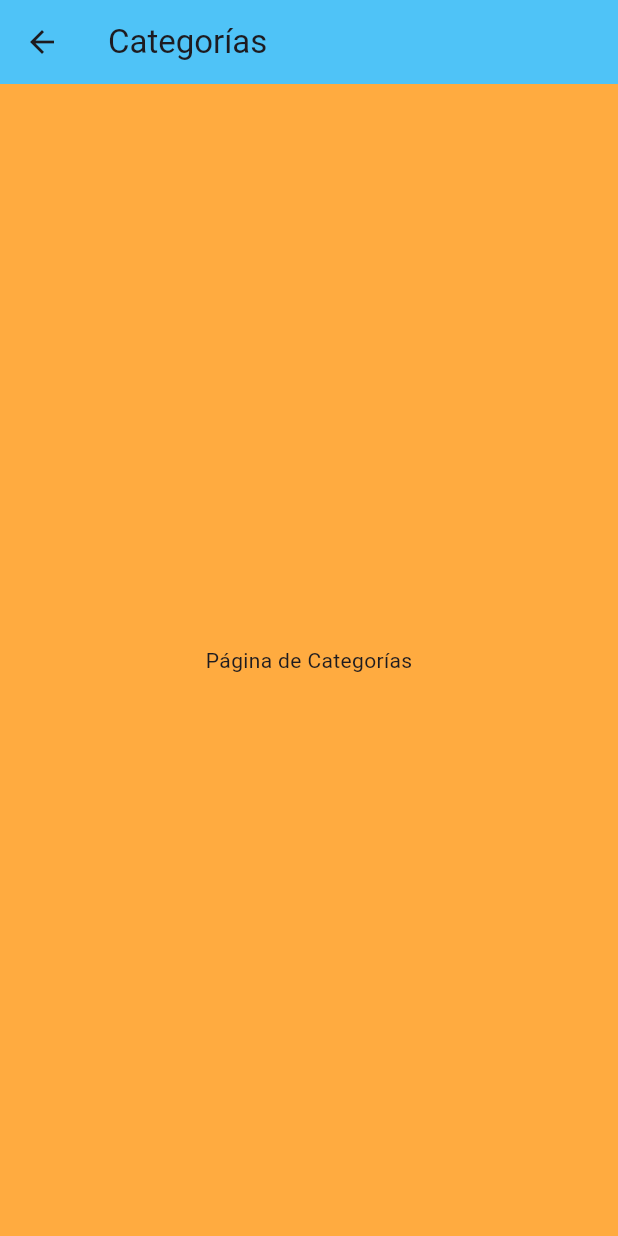
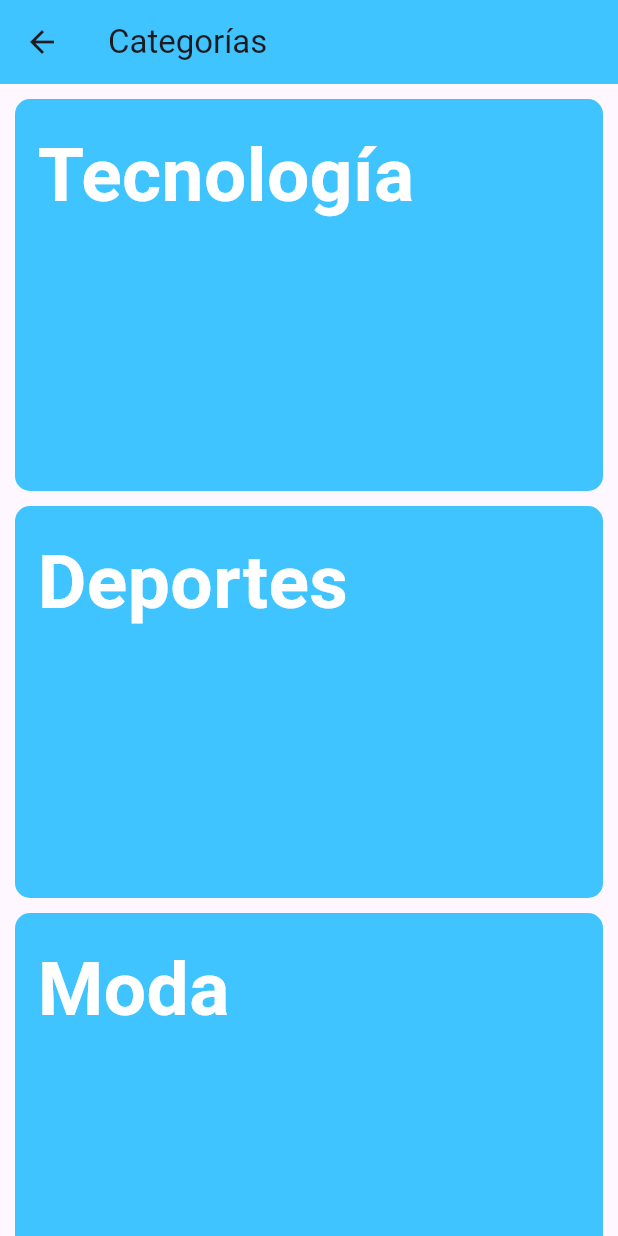
Before and after one commit to RUBENNN20/supertienda, a Flutter app: the CategoriesScreen screen opened by its route, on a phone screen of 412 x 824 dp. Run offline on Flutter 3.47's test engine with Material 3 defaults, Android fonts, the phone set to English and light mode, and no system bars.

Commit message:
categorias de compra

```diff
--- a/MI SUPERTIENDA/lib/screens/categories_screen.dart
+++ b/MI SUPERTIENDA/lib/screens/categories_screen.dart
@@ -3,17 +3,68 @@ import 'package:flutter/material.dart';
 class CategoriesScreen extends StatelessWidget {
   const CategoriesScreen({super.key});
 
+  final List<Map<String, dynamic>> categories = const [
+    {'title': 'Tecnología', 'color': Colors.lightBlueAccent},
+    {'title': 'Deportes', 'color': Colors.lightBlueAccent},
+    {'title': 'Moda', 'color': Colors.lightBlueAccent},
+    {'title': 'Hogar', 'color': Colors.lightBlueAccent},
+    {'title': 'Alimentos', 'color': Colors.lightBlueAccent},
+    {'title': 'Juguetes', 'color': Colors.lightBlueAccent},
+  ];
+
   @override
   Widget build(BuildContext context) {
     return Scaffold(
       appBar: AppBar(
-        backgroundColor: Colors.lightBlue[300],
+        backgroundColor: Colors.lightBlueAccent,
         title: const Text('Categorías'),
       ),
-      body: Container(
-        color: Colors.orangeAccent, // Fondo naranja
-        child: const Center(child: Text('Página de Categorías')),
+      body: GridView.builder(
+        padding: const EdgeInsets.all(10),
+        gridDelegate: const SliverGridDelegateWithMaxCrossAxisExtent(
+          maxCrossAxisExtent: 500, // Ancho máximo de cada elemento
+          childAspectRatio: 3 / 2,  // Proporción del aspecto del grid
+          crossAxisSpacing: 10,     // Espacio horizontal entre elementos
+          mainAxisSpacing: 10,      // Espacio vertical entre elementos
+        ),
+        itemCount: categories.length,
+        itemBuilder: (ctx, index) {
+          return CategoryItem(
+            title: categories[index]['title'],
+            color: categories[index]['color'],
+          );
+        },
       ),
     );
   }
 }
+
+class CategoryItem extends StatelessWidget {
+  final String title;
+  final Color color;
+
+  const CategoryItem({
+    super.key,
+    required this.title,
+    required this.color,
+  });
+
+  @override
+  Widget build(BuildContext context) {
+    return Container(
+      padding: const EdgeInsets.all(15),
+      decoration: BoxDecoration(
+        color: color,
+        borderRadius: BorderRadius.circular(10),
+      ),
+      child: Text(
+        title,
+        style: const TextStyle(
+          fontSize: 50,
+          color: Colors.white,
+          fontWeight: FontWeight.bold,
+        ),
+      ),
+    );
+  }
+}
```
Also changed, not shown: MI SUPERTIENDA/pubspec.lock.
